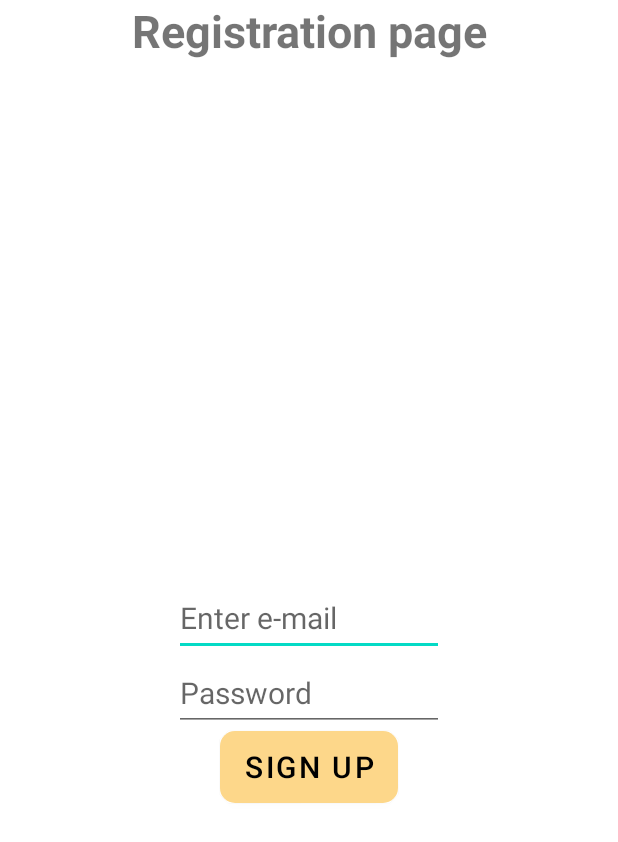
After one commit to samanthag97/Veterinaria, an Android app: the RegistrationActivity screen opened directly, with no data from a screen before it, on a phone screen of 412 x 824 dp. The commit adds this screen. Shown: the top 842 px of the screen. Run offline under Robolectric (Android 15) with nearby library versions, the phone set to English and light mode, and no system bars.

Commit message:
added login and registration page

```diff
--- /dev/null
+++ b/app/src/main/java/com/example/veterinaria/RegistrationActivity.java
@@ -0,0 +1,28 @@
+package com.example.veterinaria;
+
+import androidx.appcompat.app.AppCompatActivity;
+
+import android.content.Intent;
+import android.os.Bundle;
+import android.view.View;
+import android.widget.Button;
+
+public class RegistrationActivity extends AppCompatActivity {
+
+    Button registrationButton;
+
+    @Override
+    protected void onCreate(Bundle savedInstanceState) {
+        super.onCreate(savedInstanceState);
+        setContentView(R.layout.activity_registration);
+
+        registrationButton = findViewById(R.id.button_sign_up);
+        registrationButton.setOnClickListener(new View.OnClickListener() {
+            @Override
+            public void onClick(View view) {
+                Intent intent = new Intent(RegistrationActivity.this, MyPetActivity.class);
+                startActivity(intent);
+            }
+        });
+    }
+}
--- a/app/src/main/java/com/example/veterinaria/SplashActivity.java
+++ b/app/src/main/java/com/example/veterinaria/SplashActivity.java
@@ -33,7 +33,7 @@ public class SplashActivity extends AppCompatActivity {
                     e.printStackTrace();
                 }
                 finally{
-                    Intent intent = new Intent(SplashActivity.this, DashboardActivity.class);
+                    Intent intent = new Intent(SplashActivity.this, LoginActivity.class);
                     startActivity(intent);
                     finish();
                 }
--- /dev/null
+++ b/app/src/main/res/layout/activity_registration.xml
@@ -0,0 +1,59 @@
+<?xml version="1.0" encoding="utf-8"?>
+<androidx.constraintlayout.widget.ConstraintLayout xmlns:android="http://schemas.android.com/apk/res/android"
+    xmlns:app="http://schemas.android.com/apk/res-auto"
+    xmlns:tools="http://schemas.android.com/tools"
+    android:layout_width="match_parent"
+    android:layout_height="match_parent"
+    tools:context=".RegistrationActivity">
+
+    <TextView
+        android:id="@+id/registration_page"
+        android:layout_width="match_parent"
+        android:layout_height="wrap_content"
+        android:text="@string/registration_page"
+        android:textAlignment="center"
+        android:textSize="30dp"
+        android:textStyle="bold"
+        app:layout_constraintEnd_toEndOf="parent"
+        app:layout_constraintHorizontal_bias="0.0"
+        app:layout_constraintStart_toStartOf="parent"
+        app:layout_constraintTop_toTopOf="parent" />
+
+    <EditText
+        android:id="@+id/email_register"
+        android:layout_width="180dp"
+        android:layout_height="50dp"
+        android:hint="@string/email"
+        android:textSize="20dp"
+        app:layout_constraintBottom_toBottomOf="parent"
+        app:layout_constraintEnd_toEndOf="parent"
+        app:layout_constraintStart_toStartOf="parent"
+        app:layout_constraintTop_toTopOf="@+id/registration_page" />
+
+
+    <EditText
+        android:id="@+id/password_register"
+        android:layout_width="180dp"
+        android:layout_height="50dp"
+        android:inputType="textPassword"
+        android:hint="@string/password"
+        android:textSize="20dp"
+        app:layout_constraintEnd_toEndOf="parent"
+        app:layout_constraintStart_toStartOf="parent"
+        app:layout_constraintTop_toBottomOf="@+id/email_register" />
+
+    <Button
+        android:id="@+id/button_sign_up"
+        android:layout_width="wrap_content"
+        android:layout_height="wrap_content"
+        android:background="@drawable/button_sign_up"
+        android:text="@string/sign_up"
+        android:textColor="#000000"
+        android:textSize="20sp"
+        app:layout_constraintEnd_toEndOf="parent"
+        app:layout_constraintStart_toStartOf="parent"
+        app:layout_constraintTop_toBottomOf="@+id/password_register" />
+
+
+
+</androidx.constraintlayout.widget.ConstraintLayout>
--- a/app/src/main/res/values/strings.xml
+++ b/app/src/main/res/values/strings.xml
@@ -12,4 +12,8 @@
     <string name="settings">Impostazioni</string>
     <string name="title_activity_clinics">ClinicsActivity</string>
     <string name="api_value">AIzaSyDyKZkcs6WWZEMXhSNMzCBSDj6jGEvEfa0</string>
+    <string name="register_here">New user? Register here!</string>
+    <string name="email">Enter e-mail</string>
+    <string name="password">Password</string>
+    <string name="registration_page">Registration page</string>
 </resources>
```
Also changed, not shown: app/src/main/AndroidManifest.xml (+7 -4 lines), app/src/main/java/com/example/veterinaria/LoginActivity.java (added, +54 -0 lines), app/src/main/java/com/example/veterinaria/WebViewController.java (+8 -0 lines), app/src/main/java/com/example/veterinaria/WelcomeActivity.java (deleted, +0 -27 lines), app/src/main/res/layout/activity_login.xml (added, +77 -0 lines), app/src/main/res/layout/activity_welcome.xml (deleted, +0 -67 lines).
